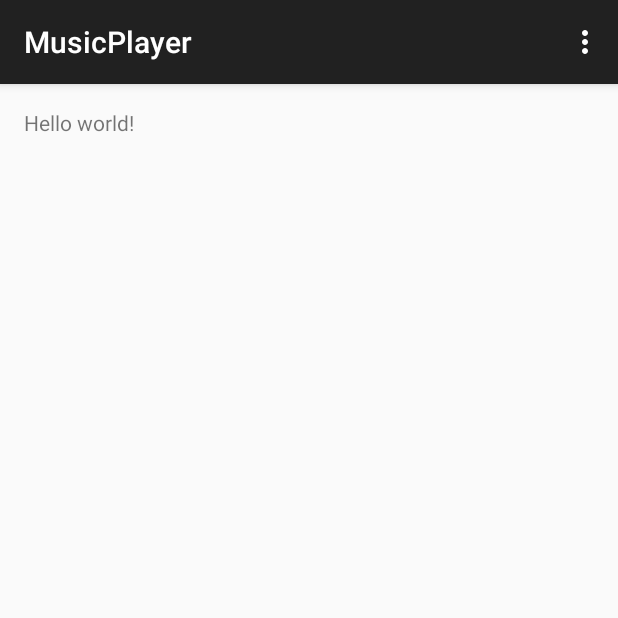
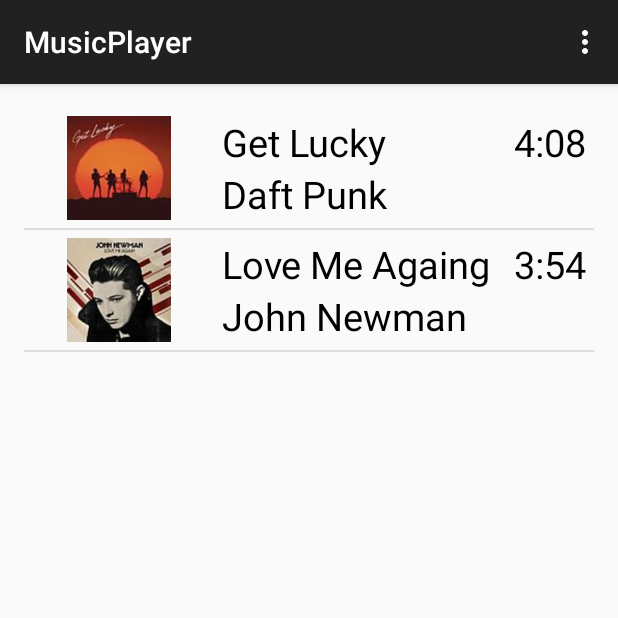
Before and after one commit to rickstart/Diplomado-Android-Chihuahua, an Android app: the screen it shows after launch (MainActivity), on a phone screen of 412 x 824 dp, the top half of it. Run offline under Robolectric (Android 15) with nearby library versions, the phone set to English and light mode, and no system bars.

Commit message:
List complete

```diff
--- a/MusicPlayer/app/src/main/java/com/mobintum/musicplayer/MainActivity.java
+++ b/MusicPlayer/app/src/main/java/com/mobintum/musicplayer/MainActivity.java
@@ -4,14 +4,27 @@ import android.support.v7.app.ActionBarActivity;
 import android.os.Bundle;
 import android.view.Menu;
 import android.view.MenuItem;
+import android.widget.ListView;
+
+import java.util.ArrayList;
 
 
 public class MainActivity extends ActionBarActivity {
 
+    private ArrayList<Song> songs = new ArrayList<Song>();
     @Override
     protected void onCreate(Bundle savedInstanceState) {
         super.onCreate(savedInstanceState);
         setContentView(R.layout.activity_main);
+
+
+        songs.add(new Song("Get Lucky", "Daft Punk", "Get Lucky","get_lucky",R.mipmap.ic_get_lucky,"4:08"));
+        songs.add(new Song("Love Me Againg", "John Newman", "Tribute","love_me_again",R.mipmap.ic_john_newman,"3:54"));
+
+        ListView listSongs = (ListView) findViewById(R.id.listSongs);
+        SongAdapter adapter = new SongAdapter(getApplicationContext(),R.layout.item_list_song,songs);
+        listSongs.setAdapter(adapter);
+
     }
 
 
--- a/MusicPlayer/app/src/main/java/com/mobintum/musicplayer/Song.java
+++ b/MusicPlayer/app/src/main/java/com/mobintum/musicplayer/Song.java
@@ -10,13 +10,15 @@ public class Song {
     private String album;
     private String fileName;
     private int albumPoster;
+    private String time;
 
-    public Song(String title, String artist, String album, String fileName, int albumPoster) {
+    public Song(String title, String artist, String album, String fileName, int albumPoster, String time) {
         this.title = title;
         this.artist = artist;
         this.album = album;
         this.fileName = fileName;
         this.albumPoster = albumPoster;
+        this.time = time;
     }
 
     public String getTitle() {
@@ -58,4 +60,12 @@ public class Song {
     public void setAlbumPoster(int albumPoster) {
         this.albumPoster = albumPoster;
     }
+
+    public String getTime() {
+        return time;
+    }
+
+    public void setTime(String time) {
+        this.time = time;
+    }
 }
--- /dev/null
+++ b/MusicPlayer/app/src/main/java/com/mobintum/musicplayer/SongAdapter.java
@@ -0,0 +1,67 @@
+package com.mobintum.musicplayer;
+
+import android.content.Context;
+import android.view.LayoutInflater;
+import android.view.View;
+import android.view.ViewGroup;
+import android.widget.ArrayAdapter;
+import android.widget.ImageView;
+import android.widget.TextView;
+
+import java.util.ArrayList;
+
+/**
+ * Created by Rick on 20/05/15.
+ */
+public class SongAdapter extends ArrayAdapter {
+
+    private LayoutInflater inflater;
+    private ArrayList<Song> songs;
+    private Context context;
+
+    public SongAdapter(Context context, int resource, ArrayList<Song> songs) {
+        super(context, resource, songs);
+        this.songs = songs;
+        this.context = context;
+        this.inflater = LayoutInflater.from(context);
+
+    }
+
+
+    @Override
+    public View getView(int position, View convertView, ViewGroup parent) {
+
+        ViewHolder holder;
+        if(convertView==null){
+            convertView = inflater.inflate(R.layout.item_list_song,parent,false);
+            holder = new ViewHolder();
+            holder.imgAlbum = (ImageView) convertView.findViewById(R.id.imgAlbum);
+            holder.txtArtist = (TextView) convertView.findViewById(R.id.txtArtist);
+            holder.txtTitle = (TextView) convertView.findViewById(R.id.txtTitle);
+            holder.txtTime = (TextView) convertView.findViewById(R.id.txtTime);
+
+            convertView.setTag(holder);
+
+        }else {
+            holder = (ViewHolder) convertView.getTag();
+
+        }
+
+        Song song = songs.get(position);
+        holder.imgAlbum.setImageDrawable(context.getResources().getDrawable(song.getAlbumPoster()));
+        holder.txtTitle.setText(song.getTitle());
+        holder.txtArtist.setText(song.getArtist());
+        holder.txtTime.setText(song.getTime());
+
+
+
+        return convertView;
+    }
+
+     class ViewHolder{
+        ImageView imgAlbum;
+        TextView txtTitle;
+        TextView txtArtist;
+        TextView txtTime;
+    }
+}
--- a/MusicPlayer/app/src/main/res/layout/activity_main.xml
+++ b/MusicPlayer/app/src/main/res/layout/activity_main.xml
@@ -1,11 +1,7 @@
-<RelativeLayout xmlns:android="http://schemas.android.com/apk/res/android"
+<ListView xmlns:android="http://schemas.android.com/apk/res/android"
     xmlns:tools="http://schemas.android.com/tools" android:layout_width="match_parent"
     android:layout_height="match_parent" android:paddingLeft="@dimen/activity_horizontal_margin"
     android:paddingRight="@dimen/activity_horizontal_margin"
     android:paddingTop="@dimen/activity_vertical_margin"
-    android:paddingBottom="@dimen/activity_vertical_margin" tools:context=".MainActivity">
-
-    <TextView android:text="@string/hello_world" android:layout_width="wrap_content"
-        android:layout_height="wrap_content" />
-
-</RelativeLayout>
+    android:paddingBottom="@dimen/activity_vertical_margin" tools:context=".MainActivity"
+    android:id="@+id/listSongs"/>
--- /dev/null
+++ b/MusicPlayer/app/src/main/res/layout/item_list_song.xml
@@ -0,0 +1,60 @@
+<?xml version="1.0" encoding="utf-8"?>
+<RelativeLayout xmlns:android="http://schemas.android.com/apk/res/android"
+    android:layout_width="match_parent" android:layout_height="match_parent">
+    <TextView
+        android:layout_width="wrap_content"
+        android:layout_height="wrap_content"
+        android:text="@string/time"
+        android:layout_alignParentRight="true"
+        android:textSize="@dimen/font_medium"
+        android:padding="@dimen/padding_small"
+        android:id="@+id/txtTime"
+        android:textColor="@android:color/black"/>
+
+    <LinearLayout
+        android:layout_width="match_parent"
+        android:layout_height="wrap_content"
+        android:orientation="horizontal">
+
+
+        <ImageView
+            android:layout_width="0dp"
+            android:layout_height="match_parent"
+            android:layout_weight="1"
+            android:layout_gravity="center"
+            android:src="@mipmap/ic_john_newman"
+            android:id="@+id/imgAlbum"
+            android:padding="@dimen/padding_small"/>
+
+        <LinearLayout
+            android:layout_width="0dp"
+            android:layout_height="wrap_content"
+            android:layout_weight="2"
+            android:orientation="vertical"
+            android:layout_gravity="center"
+            android:padding="@dimen/padding_small"
+            >
+
+            <TextView
+                android:layout_width="match_parent"
+                android:layout_height="wrap_content"
+                android:textSize="@dimen/font_medium"
+                android:text="@string/hello_world"
+                android:id="@+id/txtTitle"
+                android:textColor="@android:color/black"/>
+            <TextView
+                android:layout_width="match_parent"
+                android:layout_height="wrap_content"
+                android:textSize="@dimen/font_medium"
+                android:text="@string/hello_world"
+                android:id="@+id/txtArtist"
+                android:textColor="@android:color/black"/>
+
+
+        </LinearLayout>
+
+     </LinearLayout>
+
+
+
+</RelativeLayout>
--- a/MusicPlayer/app/src/main/res/values/dimens.xml
+++ b/MusicPlayer/app/src/main/res/values/dimens.xml
@@ -2,4 +2,6 @@
     <!-- Default screen margins, per the Android Design guidelines. -->
     <dimen name="activity_horizontal_margin">16dp</dimen>
     <dimen name="activity_vertical_margin">16dp</dimen>
+    <dimen name="font_medium">25sp</dimen>
+    <dimen name="padding_small">5dp</dimen>
 </resources>
--- a/MusicPlayer/app/src/main/res/values/strings.xml
+++ b/MusicPlayer/app/src/main/res/values/strings.xml
@@ -3,4 +3,5 @@
 
     <string name="hello_world">Hello world!</string>
     <string name="action_settings">Settings</string>
+    <string name="time">00:00</string>
 </resources>
```
Also changed, not shown: MusicPlayer/app/src/main/res/mipmap-mdpi/ic_get_lucky.jpg (added), MusicPlayer/app/src/main/res/mipmap-mdpi/ic_john_newman.jpg (added), 3 other files.
